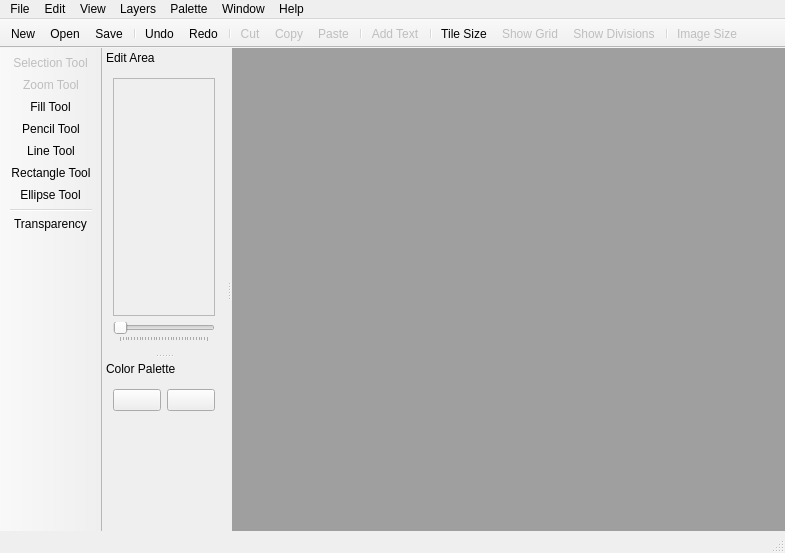
Old version of the form screens/main_window.ui in the repository ricardobusta/pixelbooster.
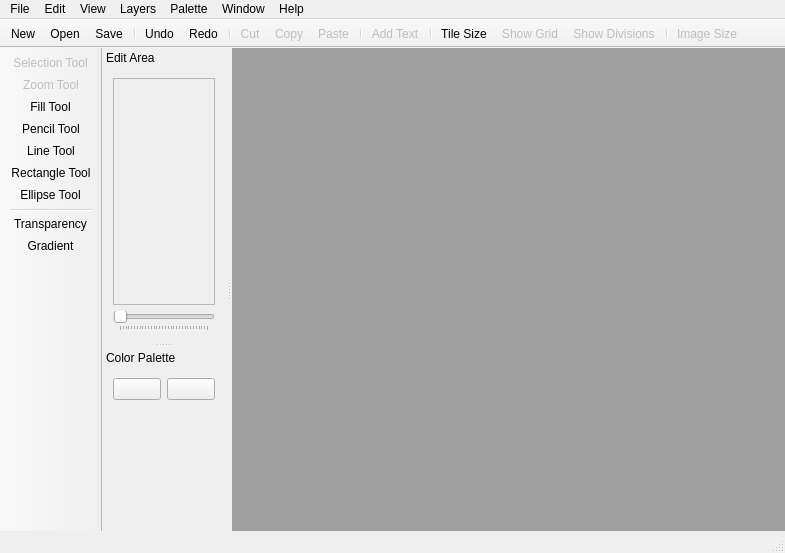
New version of the form. Icons and pictures are not drawn. Custom widgets are drawn as their Qt base class.

Commit message: Improved color gradient. It now requires user to press CTRL+D to update the color gradient. Updated icons for some tools. Added support for filled ellipses.

```diff
--- a/screens/main_window.ui
+++ b/screens/main_window.ui
@@ -197,6 +197,7 @@
    <addaction name="actionEllipse_Tool"/>
    <addaction name="separator"/>
    <addaction name="actionTransparency"/>
+   <addaction name="actionGradient"/>
   </widget>
   <widget class="QDockWidget" name="dockWidget">
    <property name="features">
@@ -227,7 +228,7 @@
           <x>0</x>
           <y>0</y>
           <width>100</width>
-          <height>215</height>
+          <height>221</height>
          </rect>
         </property>
         <layout class="QGridLayout" name="gridLayout">
@@ -414,7 +415,7 @@
        <property name="minimumSize">
         <size>
          <width>0</width>
-         <height>20</height>
+         <height>30</height>
         </size>
        </property>
       </widget>
@@ -1071,6 +1072,18 @@
     <string>Soon!</string>
    </property>
   </action>
+  <action name="actionGradient">
+   <property name="icon">
+    <iconset resource="../resources/icons/icons.qrc">
+     <normaloff>:/icons/gradiente.png</normaloff>:/icons/gradiente.png</iconset>
+   </property>
+   <property name="text">
+    <string>Gradient</string>
+   </property>
+   <property name="shortcut">
+    <string>Ctrl+D</string>
+   </property>
+  </action>
  </widget>
  <layoutdefault spacing="6" margin="11"/>
  <customwidgets>
```
Left out of the diff: 1 changed line with no effect on the pictures. The commit also changes 12 other files.
